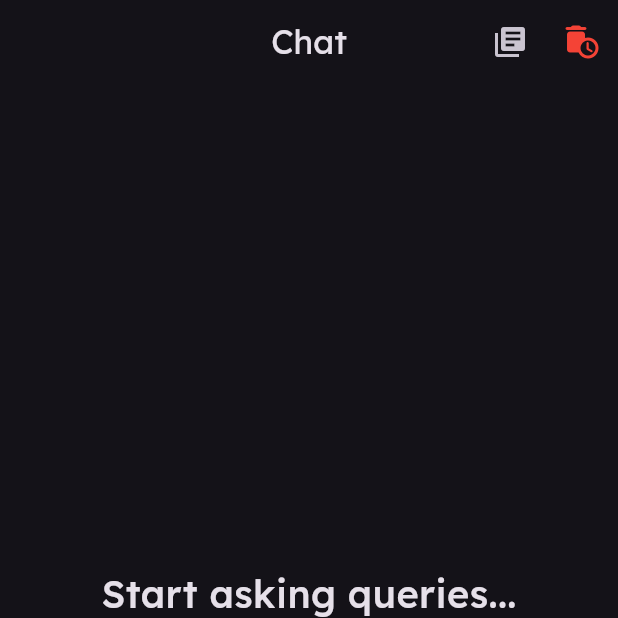
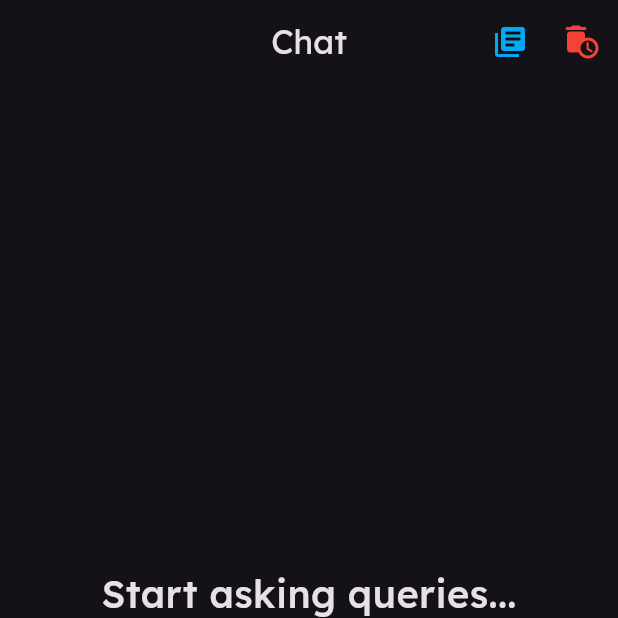
Before and after one commit to tapoban123/constitution-of-india-RAG-app, a Flutter app: the screen it shows after launch, on a phone screen of 412 x 824 dp, the top half of it. Run offline on Flutter 3.47's test engine with Material 3 defaults, Android fonts, the phone set to English and light mode, and no system bars; our stand-ins replace animated_text_kit, flutter_bloc, flutter_screenutil, fluttertoast, freezed_annotation, hive_flutter; missing offline and left inert: markdown_widget; accounts and stored records are empty.

Commit message:
Changed library icon color

```diff
--- a/constitution_app/lib/view/home_screen.dart
+++ b/constitution_app/lib/view/home_screen.dart
@@ -55,7 +55,7 @@ class _HomeScreenState extends State<HomeScreen> {
                 await launchUrl(url, mode: LaunchMode.externalApplication);
               }
             },
-            icon: Icon(Icons.library_books),
+            icon: Icon(Icons.library_books, color: Colors.lightBlue,),
           ),
           IconButton(
             onPressed: () {
```
